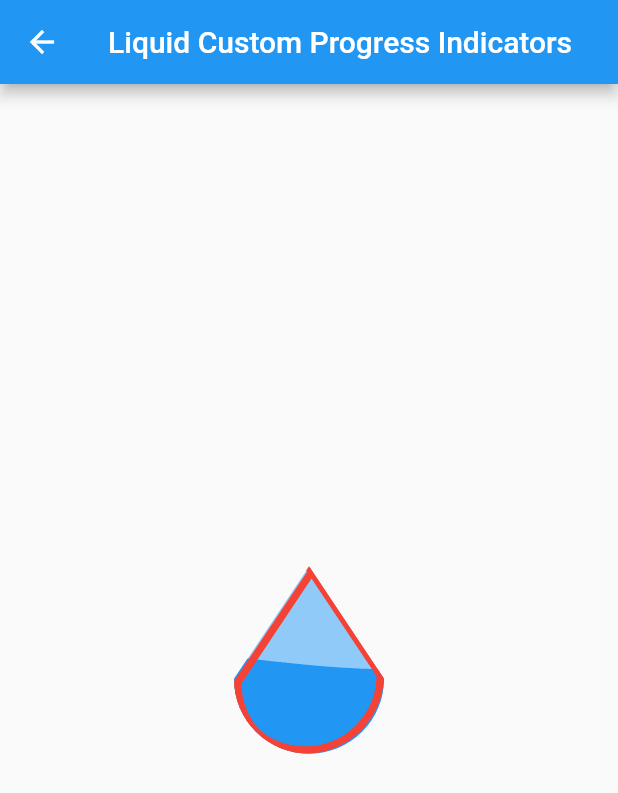
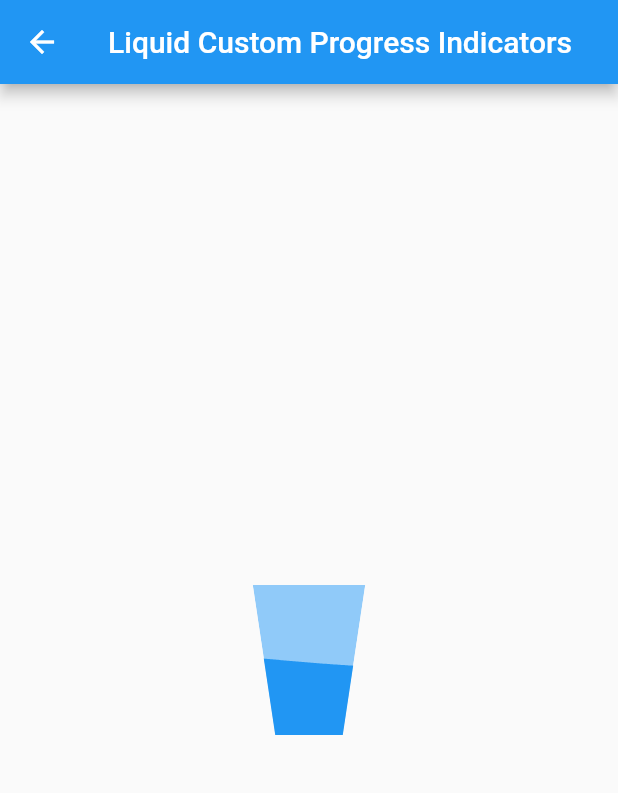
Before and after one commit to JordanADavies/liquid_progress_indicator, a Flutter app: the screen it shows after launch, after a tap on "Custom", on a phone screen of 412 x 824 dp. Shown: the top 793 px of the screen. Run offline on Flutter 3.47's test engine with Material 2 defaults, Android fonts, the phone set to English and light mode, and no system bars.

```diff
--- a/example/lib/liquid_custom_progress_indicator_page.dart
+++ b/example/lib/liquid_custom_progress_indicator_page.dart
@@ -11,8 +11,6 @@ class LiquidCustomProgressIndicatorPage extends StatelessWidget {
       body: Center(
         child: LiquidCustomProgressIndicator(
           direction: Axis.vertical,
-          borderColor: Colors.red,
-          borderWidth: 5.0,
           shapePath: _buildPath(),
         ),
       ),
@@ -21,10 +19,9 @@ class LiquidCustomProgressIndicatorPage extends StatelessWidget {
 
   Path _buildPath() {
     return Path()
-      ..moveTo(50, 0)
-      ..lineTo(0, 75)
-      ..arcToPoint(
-        Offset(100, 75), clockwise: false, radius: Radius.circular(8.0),)
+      ..lineTo(75, 0)
+      ..lineTo(60, 100)
+      ..lineTo(15, 100)
       ..close();
   }
 }
--- a/lib/src/liquid_custom_progress_indicator.dart
+++ b/lib/src/liquid_custom_progress_indicator.dart
@@ -2,12 +2,6 @@ import 'package:flutter/material.dart';
 import 'package:liquid_progress_indicator/src/wave.dart';
 
 class LiquidCustomProgressIndicator extends ProgressIndicator {
-  ///The width of the border, if this is set [borderColor] must also be set.
-  final double borderWidth;
-
-  ///The color of the border, if this is set [borderWidth] must also be set.
-  final Color borderColor;
-
   ///The widget to show in the center of the progress indicator.
   final Widget center;
 
@@ -22,32 +16,21 @@ class LiquidCustomProgressIndicator extends ProgressIndicator {
     double value = 0.5,
     Color backgroundColor,
     Animation<Color> valueColor,
-    this.borderWidth,
-    this.borderColor,
     this.center,
     @required this.direction,
     @required this.shapePath,
   }) : super(
-    key: key,
-    value: value,
-    backgroundColor: backgroundColor,
-    valueColor: valueColor,
-  ) {
-    if (borderWidth != null && borderColor == null ||
-        borderColor != null && borderWidth == null) {
-      throw ArgumentError("borderWidth and borderColor should both be set.");
-    }
-  }
+          key: key,
+          value: value,
+          backgroundColor: backgroundColor,
+          valueColor: valueColor,
+        );
 
   Color _getBackgroundColor(BuildContext context) =>
-      backgroundColor ?? Theme
-          .of(context)
-          .backgroundColor;
+      backgroundColor ?? Theme.of(context).backgroundColor;
 
   Color _getValueColor(BuildContext context) =>
-      valueColor?.value ?? Theme
-          .of(context)
-          .accentColor;
+      valueColor?.value ?? Theme.of(context).accentColor;
 
   @override
   State<StatefulWidget> createState() => _LiquidCustomProgressIndicatorState();
@@ -58,12 +41,8 @@ class _LiquidCustomProgressIndicatorState
   @override
   Widget build(BuildContext context) {
     return SizedBox(
-      width: widget.shapePath
-          .getBounds()
-          .width,
-      height: widget.shapePath
-          .getBounds()
-          .height,
+      width: widget.shapePath.getBounds().width,
+      height: widget.shapePath.getBounds().height,
       child: ClipPath(
         clipper: _CustomPathClipper(
           path: widget.shapePath,
@@ -71,11 +50,6 @@ class _LiquidCustomProgressIndicatorState
         child: CustomPaint(
           painter: _CustomPathPainter(
             color: widget._getBackgroundColor(context),
-            path: widget.shapePath,
-          ),
-          foregroundPainter: _CustomPathBorderPainter(
-            color: widget.borderColor,
-            width: widget.borderWidth,
             path: widget.shapePath,
           ),
           child: Stack(
@@ -102,50 +76,13 @@ class _CustomPathPainter extends CustomPainter {
 
   @override
   void paint(Canvas canvas, Size size) {
-    final paint = Paint()
-      ..color = color;
+    final paint = Paint()..color = color;
     canvas.drawPath(path, paint);
   }
 
   @override
   bool shouldRepaint(_CustomPathPainter oldDelegate) =>
       color != oldDelegate.color || path != oldDelegate.path;
-}
-
-class _CustomPathBorderPainter extends CustomPainter {
-  final Color color;
-  final double width;
-  final Path path;
-
-  _CustomPathBorderPainter({
-    @required this.color,
-    @required this.width,
-    @required this.path,
-  });
-
-  @override
-  void paint(Canvas canvas, Size size) {
-    if (color == null || width == null) {
-      return;
-    }
-
-    final paint = Paint()
-      ..color = color
-      ..style = PaintingStyle.stroke
-      ..strokeWidth = width;
-
-    final leftTopPath = path.shift(Offset(width / 2, width / 2));
-    canvas.drawPath(leftTopPath, paint);
-
-    final rightBottomPath = path.shift(Offset(-width / 2, -width / 2));
-    canvas.drawPath(rightBottomPath, paint);
-  }
-
-  @override
-  bool shouldRepaint(_CustomPathBorderPainter oldDelegate) =>
-      color != oldDelegate.color ||
-          width != oldDelegate.width ||
-          path != oldDelegate.path;
 }
 
 class _CustomPathClipper extends CustomClipper<Path> {
```
